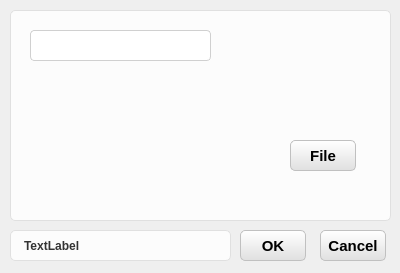
Old version of the form Solution/HuiRuMachineH/HuiRuMachineH/ChildDialog/FileDialog.ui in the repository HeJun20250905/ProductProJect.
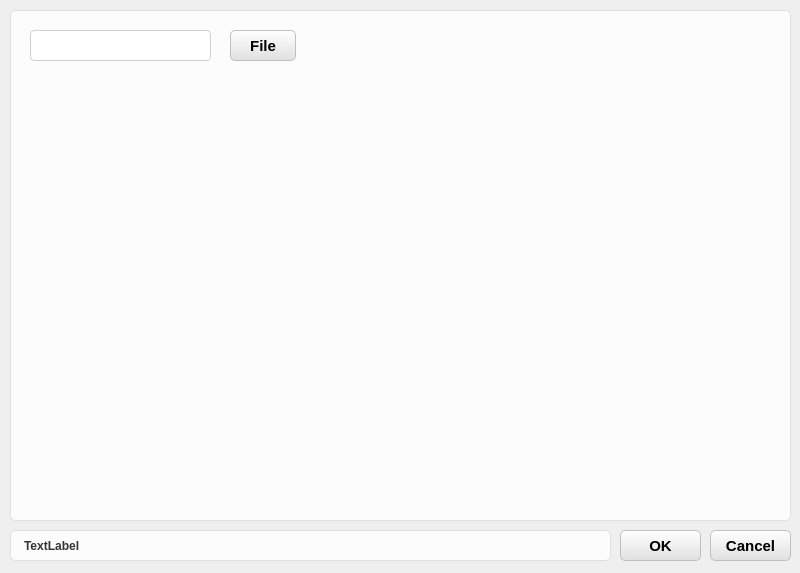
New version of the form.

What changed in the file:
```diff
--- a/Solution/HuiRuMachineH/HuiRuMachineH/ChildDialog/FileDialog.ui
+++ b/Solution/HuiRuMachineH/HuiRuMachineH/ChildDialog/FileDialog.ui
@@ -6,8 +6,8 @@
    <rect>
     <x>0</x>
     <y>0</y>
-    <width>400</width>
-    <height>273</height>
+    <width>800</width>
+    <height>573</height>
    </rect>
   </property>
   <property name="windowTitle">
@@ -120,9 +120,9 @@
   <widget class="QPushButton" name="pushButton_OK">
    <property name="geometry">
     <rect>
-     <x>240</x>
-     <y>230</y>
-     <width>66</width>
+     <x>620</x>
+     <y>530</y>
+     <width>81</width>
      <height>31</height>
     </rect>
    </property>
@@ -140,9 +140,9 @@
   <widget class="QPushButton" name="pushButton_Cancel">
    <property name="geometry">
     <rect>
-     <x>320</x>
-     <y>230</y>
-     <width>66</width>
+     <x>710</x>
+     <y>530</y>
+     <width>81</width>
      <height>31</height>
     </rect>
    </property>
@@ -162,8 +162,8 @@
     <rect>
      <x>10</x>
      <y>0</y>
-     <width>381</width>
-     <height>221</height>
+     <width>781</width>
+     <height>521</height>
     </rect>
    </property>
    <property name="title">
@@ -182,8 +182,8 @@
    <widget class="QPushButton" name="pushButton_AddFile">
     <property name="geometry">
      <rect>
-      <x>280</x>
-      <y>140</y>
+      <x>220</x>
+      <y>30</y>
       <width>66</width>
       <height>31</height>
      </rect>
@@ -204,8 +204,8 @@
    <property name="geometry">
     <rect>
      <x>10</x>
-     <y>230</y>
-     <width>221</width>
+     <y>530</y>
+     <width>601</width>
      <height>31</height>
     </rect>
    </property>
```
